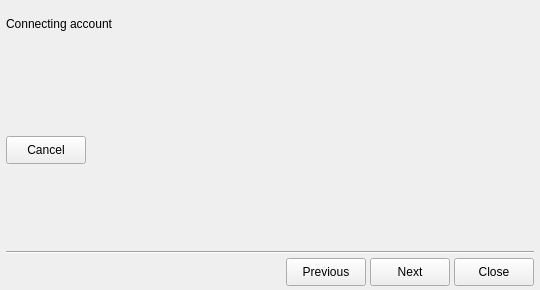
itds-consulting/yate, file share/skins/default/accountwizard.ui: the form before one commit.
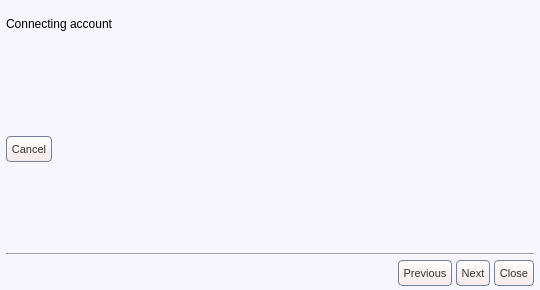
The form after the commit. The open tabs and pages were chosen to show the change. Icons and pictures are not drawn.

Commit message: Moved channel control buttons to channel item in channels list. Conference and transfer are now done from master channel and shown in its item in channels list. Changed user interface colors and shapes.

```diff
--- a/share/skins/default/accountwizard.ui
+++ b/share/skins/default/accountwizard.ui
@@ -34,10 +34,93 @@
    <iconset>user.png</iconset>
   </property>
   <property name="styleSheet" >
-   <string>QLabel[_yate_wizardpage_title="true"] {&#xd;
-  font-size: 20px;&#xd;
-  border-bottom: 1px solid blue;&#xd;
-}</string>
+   <string>QWidget#accountwizard {
+  background:#f7f5fd;
+}
+QLabel[_yate_wizardpage_title="true"] {
+  font-size: 20px;
+  border-bottom: 1px solid blue;
+}
+QLineEdit {
+  color:#333333;
+  border: 1px solid #717fa0;
+  border-radius: 4px;
+}
+QAbstractButton { font-size: 11px; color: #333333; }
+QToolButton {
+  border: 1px solid #717fa0;
+  border-radius: 4px;
+  background: qlineargradient(x1: 0, y1: 0, x2: 0, y2: 1, stop: 0 #ffffff, stop: 1 #f6e8e8);
+}
+QToolButton:hover { background: qlineargradient(x1: 0, y1: 0, x2: 0, y2: 1, stop: 0 #ffffff, stop: 1 #f9f3f3); }
+QToolButton:pressed { background: qlineargradient(x1: 0, y1: 0, x2: 0, y2: 1, stop: 0 #f6e8e8, stop: 1 #ffffff); }
+QPushButton {
+  border: 1px solid #717fa0;
+  border-radius: 4px;
+  background: qlineargradient(x1: 0, y1: 0, x2: 0, y2: 1, stop: 0 #ffffff, stop: 1 #f6e8e8);
+}
+QPushButton:hover { background: qlineargradient(x1: 0, y1: 0, x2: 0, y2: 1, stop: 0 #ffffff, stop: 1 #f9f3f3); }
+QPushButton:pressed { background: qlineargradient(x1: 0, y1: 0, x2: 0, y2: 1, stop: 0 #f6e8e8, stop: 1 #ffffff); }
+QComboBox::down-arrow { image: url(cb_arrow.png); }
+QComboBox::down-arrow:on { top: 1px; left: 1px; }
+QComboBox {
+  padding-left: 2px;
+  padding-right: 25px;
+  border: 1px solid #717fa0;
+  border-radius: 4px;
+}
+QComboBox::drop-down {
+  width: 22px;
+  border-left: 1px solid #717fa0;
+}
+QCheckBox::indicator:checked { image: url(checkbox_on.png); }
+QCheckBox::indicator:unchecked { image: url(checkbox_off.png); }
+QRadioButton::indicator:checked { image: url(radio_on.png); }
+QRadioButton::indicator:unchecked { image: url(radio_off.png); }
+QScrollBar { border: 1px solid #717fa0; background: white; }
+QScrollBar::handle {
+  background: qlineargradient(x1: 0, y1: 0, x2: 0, y2: 1, stop: 0 #ffffff, stop: 1 #f6e8e8);
+  border: 1px solid #717fa0;
+}
+QScrollBar:vertical {
+  width: 14px;
+  margin: 16px 0px 16px 0px;
+  border-top: 0px;
+  border-bottom: 0px;
+  border-right: 0px;
+}
+QScrollBar:horizontal {
+  height: 14px;
+  margin: 0px 16px 0px 16px;
+  border-left: 0px;
+  border-right: 0px;
+  border-bottom: 0px;
+}
+QScrollBar::add-line {
+  height: 13px;
+  width: 13px;
+  border: 1px solid #717fa0;
+  subcontrol-origin: margin;
+  background: qlineargradient(x1: 0, y1: 0, x2: 0, y2: 1, stop: 0 #ffffff, stop: 1 #f6e8e8);
+}
+QScrollBar::sub-line {
+  height: 13px;
+  width: 13px;
+  border: 1px solid #717fa0;
+  subcontrol-origin: margin;
+  background: qlineargradient(x1: 0, y1: 0, x2: 0, y2: 1, stop: 0 #ffffff, stop: 1 #f6e8e8);
+}
+QScrollBar::handle:vertical { border-left: 0px; border-right: 0px; }
+QScrollBar::handle:horizontal { border-top: 0px; border-bottom: 0px; }
+QScrollBar::add-line:vertical { subcontrol-position: bottom; image: url(scroll_down.png); height: 14px; }
+QScrollBar::sub-line:vertical { subcontrol-position: top; image: url(scroll_up.png); height: 14px; }
+QScrollBar::add-line:horizontal { subcontrol-position: right; image: url(scroll_right.png); width: 14px; }
+QScrollBar::sub-line:horizontal { subcontrol-position: left; image: url(scroll_left.png); width: 14px; }
+QScrollBar::up-arrow:pressed { border: 1px solid #717fa0; }
+QScrollBar::down-arrow:pressed { border: 1px solid #717fa0; }
+QScrollBar::left-arrow:pressed { border: 1px solid #717fa0; }
+QScrollBar::right-arrow:pressed { border: 1px solid #717fa0; }
+</string>
   </property>
   <layout class="QVBoxLayout" >
    <property name="spacing" >
@@ -475,16 +558,31 @@
        <item>
         <layout class="QHBoxLayout" >
          <item>
-          <widget class="QPushButton" name="cancel" >
+          <widget class="QToolButton" name="cancel" >
+           <property name="sizePolicy" >
+            <sizepolicy vsizetype="Fixed" hsizetype="Minimum" >
+             <horstretch>0</horstretch>
+             <verstretch>0</verstretch>
+            </sizepolicy>
+           </property>
            <property name="minimumSize" >
             <size>
              <width>0</width>
-             <height>28</height>
+             <height>26</height>
+            </size>
+           </property>
+           <property name="maximumSize" >
+            <size>
+             <width>16777215</width>
+             <height>26</height>
             </size>
            </property>
            <property name="text" >
             <string>Cancel</string>
            </property>
+           <property name="toolButtonStyle" >
+            <enum>Qt::ToolButtonTextOnly</enum>
+           </property>
           </widget>
          </item>
          <item>
@@ -1917,48 +2015,114 @@
       </spacer>
      </item>
      <item>
-      <widget class="QPushButton" name="prev" >
+      <widget class="QToolButton" name="prev" >
        <property name="minimumSize" >
         <size>
          <width>0</width>
-         <height>28</height>
+         <height>26</height>
         </size>
        </property>
+       <property name="maximumSize" >
+        <size>
+         <width>16777215</width>
+         <height>26</height>
+        </size>
+       </property>
+       <property name="toolTip" >
+        <string/>
+       </property>
        <property name="text" >
         <string>Previous</string>
        </property>
        <property name="icon" >
-        <iconset>prev.png</iconset>
+        <iconset>left.png</iconset>
+       </property>
+       <property name="toolButtonStyle" >
+        <enum>Qt::ToolButtonTextBesideIcon</enum>
+       </property>
+       <property name="_yate_normal_icon" stdset="0" >
+        <string>left.png</string>
+       </property>
+       <property name="_yate_pressed_icon" stdset="0" >
+        <string>left_pressed.png</string>
+       </property>
+       <property name="_yate_hover_icon" stdset="0" >
+        <string>left_hover.png</string>
        </property>
       </widget>
      </item>
      <item>
-      <widget class="QPushButton" name="next" >
+      <widget class="QToolButton" name="next" >
        <property name="minimumSize" >
         <size>
          <width>0</width>
-         <height>28</height>
+         <height>26</height>
+        </size>
+       </property>
+       <property name="maximumSize" >
+        <size>
+         <width>16777215</width>
+         <height>26</height>
         </size>
        </property>
        <property name="text" >
         <string>Next</string>
        </property>
        <property name="icon" >
-        <iconset>next.png</iconset>
+        <iconset>right.png</iconset>
+       </property>
+       <property name="toolButtonStyle" >
+        <enum>Qt::ToolButtonTextBesideIcon</enum>
+       </property>
+       <property name="_yate_normal_icon" stdset="0" >
+        <string>right.png</string>
+       </property>
+       <property name="_yate_pressed_icon" stdset="0" >
+        <string>right_pressed.png</string>
+       </property>
+       <property name="_yate_hover_icon" stdset="0" >
+        <string>right_hover.png</string>
        </property>
       </widget>
      </item>
      <item>
-      <widget class="QPushButton" name="button_hide" >
+      <widget class="QToolButton" name="button_hide" >
+       <property name="sizePolicy" >
+        <sizepolicy vsizetype="Fixed" hsizetype="Minimum" >
+         <horstretch>0</horstretch>
+         <verstretch>0</verstretch>
+        </sizepolicy>
+       </property>
        <property name="minimumSize" >
         <size>
          <width>0</width>
-         <height>28</height>
+         <height>26</height>
+        </size>
+       </property>
+       <property name="maximumSize" >
+        <size>
+         <width>16777215</width>
+         <height>26</height>
         </size>
        </property>
        <property name="text" >
         <string>Close</string>
        </property>
+       <property name="icon" >
+        <iconset>cancel.png</iconset>
+       </property>
+       <property name="toolButtonStyle" >
+        <enum>Qt::ToolButtonTextBesideIcon</enum>
+       </property>
+       <property name="_yate_normal_icon" stdset="0" >
+        <string>cancel.png</string>
+       </property>
+       <property name="_yate_pressed_icon" stdset="0" >
+        <string>cancel_pressed.png</string>
+       </property>
+       <property name="_yate_hover_icon" stdset="0" >
+        <string>cancel_hover.png</string>
+       </property>
       </widget>
      </item>
     </layout>
```
Left out of the diff: 21 changed lines with no effect on the pictures. The commit also changes 200 other files.
